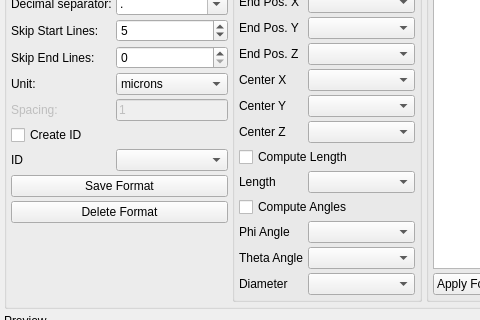
This is modules/FeatureScout/CsvInput.ui in 3dct/open_iA as Qt 5 draws it before an edit; both pictures show x 0 to 480 and y 222 to 542 of the 583 by 693 pixel window. The edited form follows.
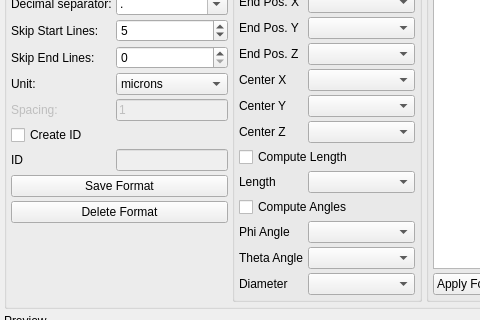
This is the edited form.

Commit message: FeatureScout: csv reading - ID column always first

What changed in the file:
```diff
--- a/modules/FeatureScout/CsvInput.ui
+++ b/modules/FeatureScout/CsvInput.ui
@@ -341,7 +341,11 @@
          </widget>
         </item>
         <item row="11" column="1">
-         <widget class="QComboBox" name="cmbbox_col_ID"/>
+         <widget class="QLineEdit" name="ed_col_ID">
+          <property name="enabled">
+           <bool>false</bool>
+          </property>
+         </widget>
         </item>
        </layout>
       </item>
```
The commit also changes 1 other file.
